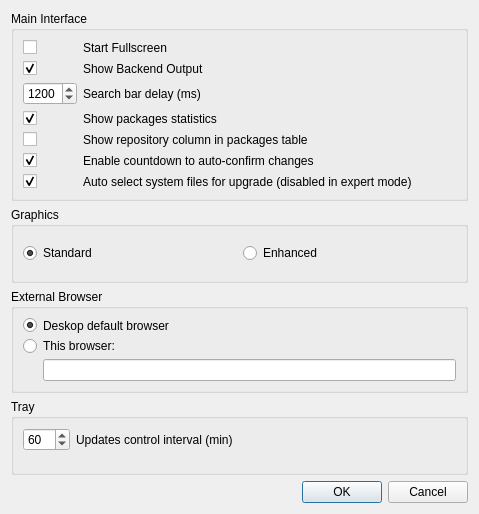
svn2github/appset, file Qt/AppSet-Qt/options.ui: the form before one commit.
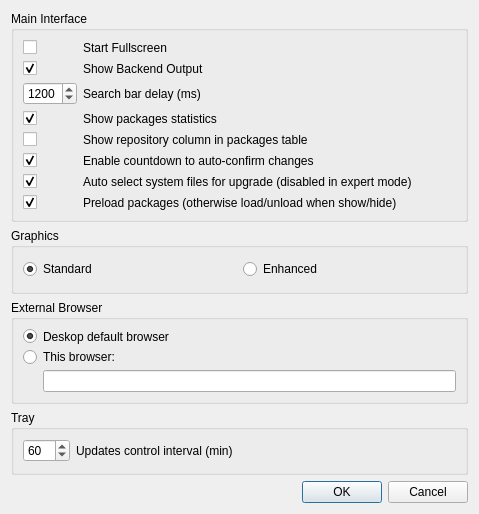
The form after the commit.

Commit message: Repo Tool && tool up bug fixed && preload option && zh_CN+pt translations

```diff
--- a/Qt/AppSet-Qt/options.ui
+++ b/Qt/AppSet-Qt/options.ui
@@ -249,6 +249,23 @@
           </property>
          </widget>
         </item>
+        <item row="7" column="0">
+         <widget class="QCheckBox" name="preload">
+          <property name="text">
+           <string notr="true"/>
+          </property>
+          <property name="checked">
+           <bool>true</bool>
+          </property>
+         </widget>
+        </item>
+        <item row="7" column="1">
+         <widget class="QLabel" name="label_10">
+          <property name="text">
+           <string>Preload packages (otherwise load/unload when show/hide)</string>
+          </property>
+         </widget>
+        </item>
        </layout>
       </item>
      </layout>
```
The commit also changes 66 other files.
